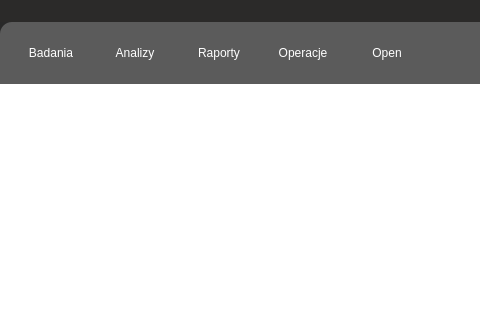
This is trunk/src/edr/src/hmm_view/ui/toolboxmaindeffile.ui in mk4me/hm-mde-one as Qt 5 draws it before an edit; both pictures show x 0 to 480 and y 0 to 320 of the 914 by 626 pixel window. The edited form follows.
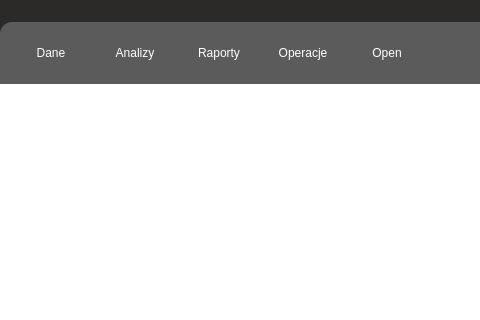
This is the edited form. Icons and pictures are not drawn.

The edit to the form file:
```diff
--- a/trunk/src/edr/src/hmm_view/ui/toolboxmaindeffile.ui
+++ b/trunk/src/edr/src/hmm_view/ui/toolboxmaindeffile.ui
@@ -350,7 +350,7 @@
  }*/</string>
          </property>
          <property name="text">
-          <string>Badania</string>
+          <string>Dane</string>
          </property>
          <property name="icon">
           <iconset resource="Icons.qrc">
```
Left out of the diff: 2 changed lines with no effect on the pictures.
